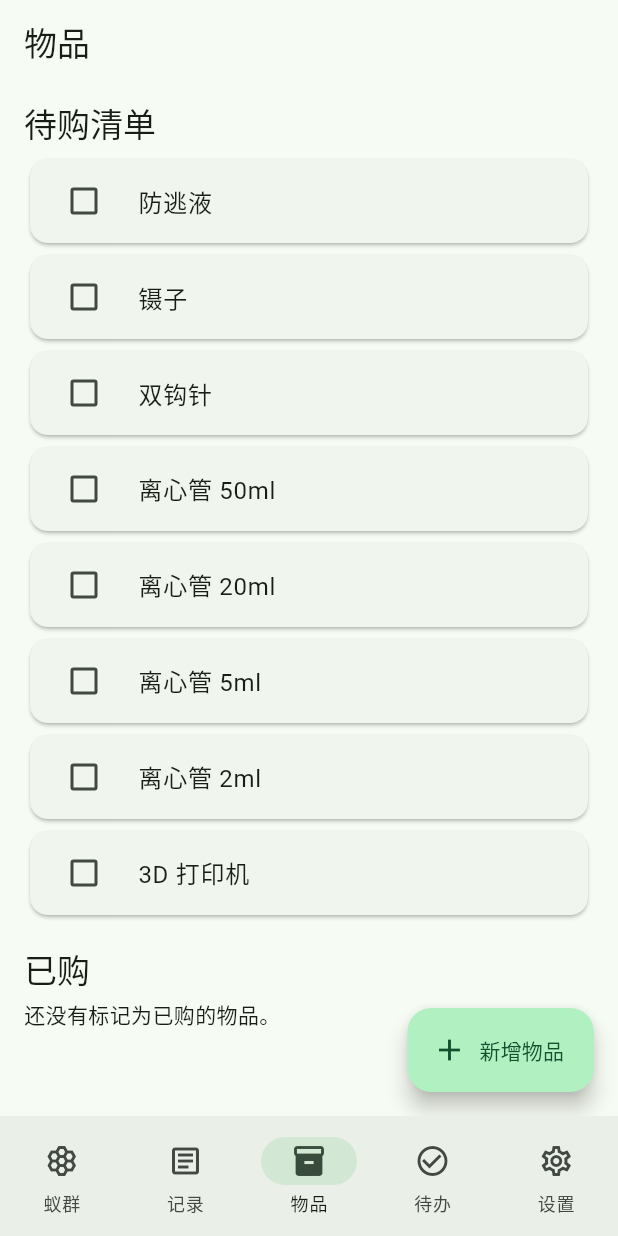
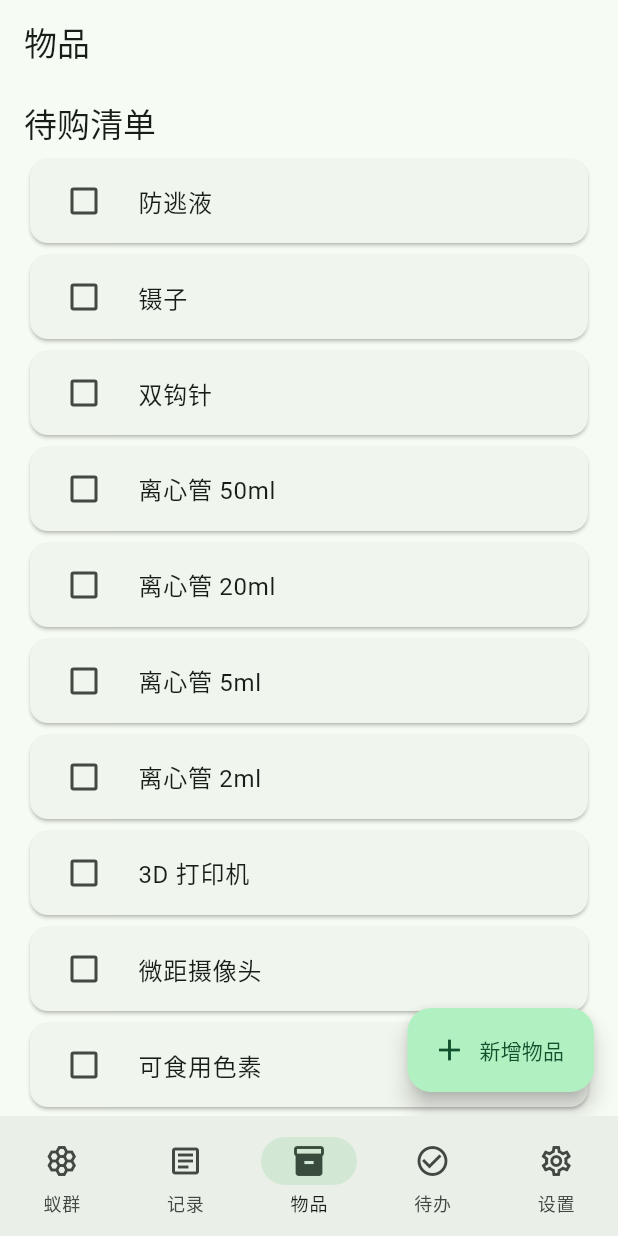
Before and after one commit to PiPiELe/antkeep, a Flutter app: the screen it shows after launch, item 3 of the bottom bar chosen, on a phone screen of 412 x 824 dp. Run offline on Flutter 3.47's test engine with Material 3 defaults, Android fonts, the phone set to English and light mode, and no system bars; our stand-ins replace file_picker, image_picker, sqflite; accounts and stored records are empty.

Commit message:
feat: add common macro accessories

```diff
--- a/lib/data/app_database.dart
+++ b/lib/data/app_database.dart
@@ -187,6 +187,8 @@ class AppDatabase implements AntKeepRepository {
       '离心管 5ml',
       '离心管 2ml',
       '3D 打印机',
+      '微距摄像头',
+      '可食用色素',
     ];
     final now = DateTime.now().toIso8601String();
     final batch = _db.batch();
```
